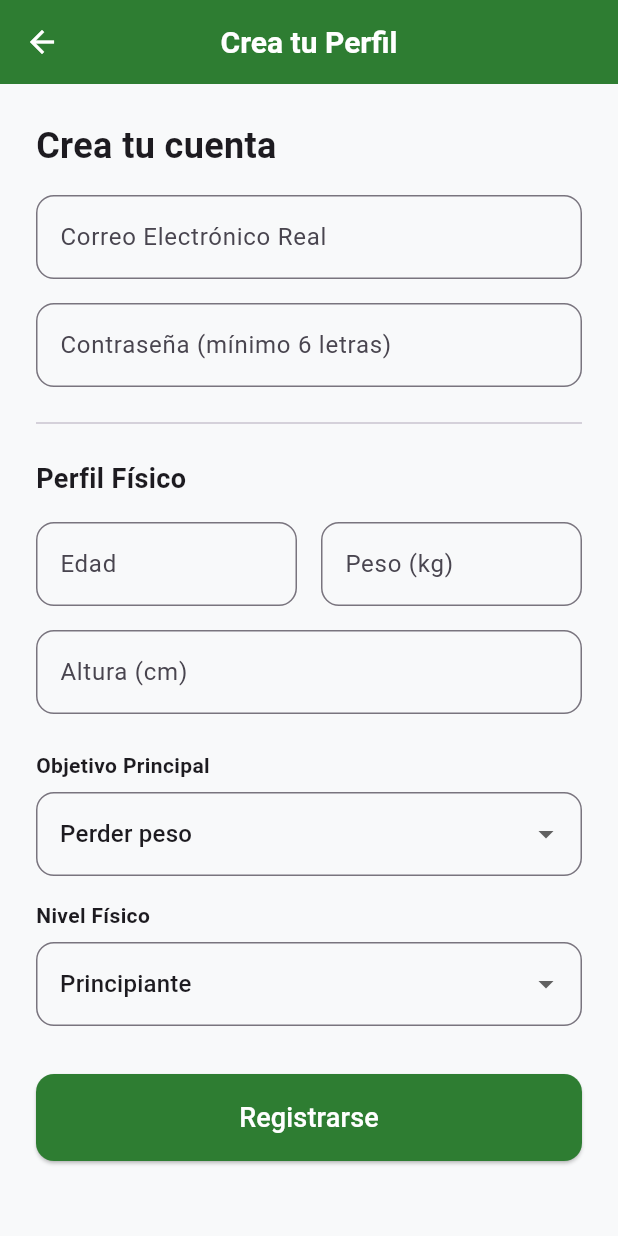
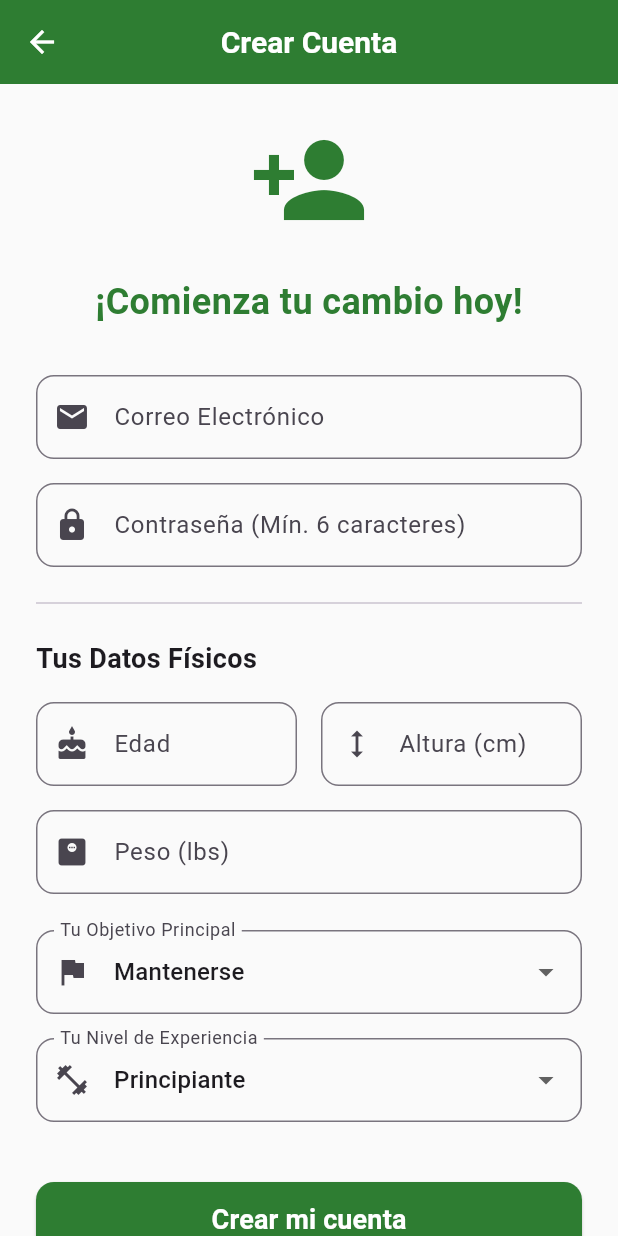
Before and after one commit to blopez504/healthylife, a Flutter app: the RegisterScreen screen opened directly, on a phone screen of 412 x 824 dp. Run offline on Flutter 3.47's test engine with Material 3 defaults, Android fonts, the phone set to English and light mode, and no system bars; our stand-ins replace cloud_firestore, firebase_auth, firebase_core; accounts and stored records are empty.

Commit message:
Modificacion 28/3/26

```diff
--- a/lib/screens/register_screen.dart
+++ b/lib/screens/register_screen.dart
@@ -1,7 +1,7 @@
 import 'package:flutter/material.dart';
 import 'package:firebase_auth/firebase_auth.dart';
 import 'package:cloud_firestore/cloud_firestore.dart';
-import 'login_screen.dart'; // Importamos el login para regresar al usuario allí
+import 'package:healthylife/tabs/home_tab.dart';
 
 class RegisterScreen extends StatefulWidget {
   const RegisterScreen({super.key});
@@ -13,145 +13,207 @@ class RegisterScreen extends StatefulWidget {
 class _RegisterScreenState extends State<RegisterScreen> {
   final _emailController = TextEditingController();
   final _passwordController = TextEditingController();
-  final _ageController = TextEditingController();
-  final _weightController = TextEditingController();
-  final _heightController = TextEditingController();
+  final _edadController = TextEditingController();
+  final _pesoController = TextEditingController();
+  final _alturaController = TextEditingController();
 
-  String _selectedGoal = 'Perder peso';
-  String _selectedLevel = 'Principiante';
+  String _objetivoSeleccionado = 'Mantenerse';
+  String _nivelSeleccionado = 'Principiante';
   bool _isLoading = false;
 
-  Future<void> _registerUser() async {
-    if (_emailController.text.isEmpty || _passwordController.text.isEmpty || _ageController.text.isEmpty) {
-      ScaffoldMessenger.of(context).showSnackBar(const SnackBar(content: Text('Por favor, llena todos los campos')));
+  final List<String> _objetivos = ['Perder peso', 'Ganar masa muscular', 'Mantenerse'];
+  final List<String> _niveles = ['Principiante', 'Intermedio', 'Avanzado'];
+
+  Future<void> _registrarUsuario() async {
+    if (_emailController.text.isEmpty || _passwordController.text.isEmpty ||
+        _pesoController.text.isEmpty || _alturaController.text.isEmpty) {
+      ScaffoldMessenger.of(context).showSnackBar(
+        const SnackBar(content: Text('Por favor, llena todos los campos'), backgroundColor: Colors.red),
+      );
       return;
     }
 
-    setState(() => _isLoading = true);
+    setState(() { _isLoading = true; });
 
     try {
-      // 1. Crear usuario en Firebase
+      // 1. Crear el usuario en Firebase Auth
       UserCredential userCredential = await FirebaseAuth.instance.createUserWithEmailAndPassword(
         email: _emailController.text.trim(),
         password: _passwordController.text.trim(),
       );
 
-      // 2. ENVIAR CORREO DE VERIFICACIÓN
-      await userCredential.user!.sendEmailVerification();
-
-      // 3. Guardar datos en Firestore
+      // 2. Guardar sus datos en Firestore
       await FirebaseFirestore.instance.collection('users').doc(userCredential.user!.uid).set({
         'email': _emailController.text.trim(),
-        'edad': int.tryParse(_ageController.text) ?? 0,
-        'peso': double.tryParse(_weightController.text) ?? 0.0,
-        'altura': double.tryParse(_heightController.text) ?? 0.0,
-        'objetivo': _selectedGoal,
-        'nivel': _selectedLevel,
-        'fecha_registro': FieldValue.serverTimestamp(),
+        'edad': int.tryParse(_edadController.text) ?? 0,
+        'peso': double.tryParse(_pesoController.text) ?? 0.0, // Ahora el usuario sabe que debe poner libras
+        'altura': double.tryParse(_alturaController.text) ?? 0.0,
+        'objetivo': _objetivoSeleccionado,
+        'nivel': _nivelSeleccionado,
+        'fechaRegistro': FieldValue.serverTimestamp(),
       });
 
-      // 4. Mostrar aviso y regresar al Login
+      // 3. Ir a la pantalla principal
       if (mounted) {
-        showDialog(
-          context: context,
-          barrierDismissible: false,
-          builder: (context) => AlertDialog(
-            title: const Text('¡Registro Exitoso!'),
-            content: Text('Hemos enviado un enlace de confirmación a ${_emailController.text}. Por favor, revisa tu bandeja de entrada o spam para verificar tu cuenta antes de iniciar sesión.'),
-            actions: [
-              TextButton(
-                onPressed: () {
-                  // Cierra el diálogo y lo manda al login
+        // NOTA: Cambia 'HomeTab()' por el nombre del Widget que contiene tu BottomNavigationBar (Ej: MainScreen() o HomeScreen())
         Navigator.pushAndRemoveUntil(
           context,
-                    MaterialPageRoute(builder: (context) => const LoginScreen()),
+          MaterialPageRoute(builder: (context) => const HomeTab()),
           (route) => false,
-                  );
-                },
-                child: const Text('Entendido', style: TextStyle(color: Color(0xFF2E7D32))),
-              )
-            ],
-          ),
         );
       }
     } on FirebaseAuthException catch (e) {
-      ScaffoldMessenger.of(context).showSnackBar(SnackBar(content: Text('Error: ${e.message}')));
+      String mensaje = 'Error al registrar';
+      if (e.code == 'weak-password') {
+        mensaje = 'La contraseña es muy débil (Mínimo 6 caracteres).';
+      } else if (e.code == 'email-already-in-use') mensaje = 'Este correo ya está registrado.';
+
+      if (mounted) {
+        ScaffoldMessenger.of(context).showSnackBar(SnackBar(content: Text(mensaje), backgroundColor: Colors.red));
+      }
     } finally {
-      if (mounted) setState(() => _isLoading = false);
+      if (mounted) setState(() { _isLoading = false; });
     }
   }
 
   @override
   Widget build(BuildContext context) {
     return Scaffold(
-      appBar: AppBar(title: const Text('Crea tu Perfil')),
-      body: SingleChildScrollView(
+      backgroundColor: Colors.grey.shade50,
+      appBar: AppBar(
+        title: const Text('Crear Cuenta'),
+        backgroundColor: const Color(0xFF2E7D32),
+        foregroundColor: Colors.white,
+        elevation: 0,
+      ),
+      body: Center(
+        child: SingleChildScrollView(
           padding: const EdgeInsets.all(24.0),
           child: Column(
+            mainAxisAlignment: MainAxisAlignment.center,
             crossAxisAlignment: CrossAxisAlignment.stretch,
             children: [
-            const Text('Crea tu cuenta', style: TextStyle(fontSize: 24, fontWeight: FontWeight.bold)),
-            const SizedBox(height: 16),
+              const Icon(Icons.person_add, size: 80, color: Color(0xFF2E7D32)),
+              const SizedBox(height: 24),
+              const Text(
+                '¡Comienza tu cambio hoy!',
+                textAlign: TextAlign.center,
+                style: TextStyle(fontSize: 24, fontWeight: FontWeight.bold, color: Color(0xFF2E7D32)),
+              ),
+              const SizedBox(height: 32),
 
+              // --- DATOS DE LA CUENTA ---
               TextField(
                 controller: _emailController,
                 keyboardType: TextInputType.emailAddress,
-              decoration: InputDecoration(labelText: 'Correo Electrónico Real', border: OutlineInputBorder(borderRadius: BorderRadius.circular(12))),
+                decoration: InputDecoration(
+                  labelText: 'Correo Electrónico',
+                  prefixIcon: const Icon(Icons.email),
+                  border: OutlineInputBorder(borderRadius: BorderRadius.circular(12)),
+                ),
               ),
               const SizedBox(height: 16),
               TextField(
                 controller: _passwordController,
                 obscureText: true,
-              decoration: InputDecoration(labelText: 'Contraseña (mínimo 6 letras)', border: OutlineInputBorder(borderRadius: BorderRadius.circular(12))),
+                decoration: InputDecoration(
+                  labelText: 'Contraseña (Mín. 6 caracteres)',
+                  prefixIcon: const Icon(Icons.lock),
+                  border: OutlineInputBorder(borderRadius: BorderRadius.circular(12)),
                 ),
-            const Divider(height: 48),
+              ),
+              const Divider(height: 48, thickness: 1),
 
-            const Text('Perfil Físico', style: TextStyle(fontSize: 18, fontWeight: FontWeight.bold)),
+              // --- DATOS FÍSICOS ---
+              const Text('Tus Datos Físicos', style: TextStyle(fontSize: 18, fontWeight: FontWeight.bold)),
               const SizedBox(height: 16),
-
               Row(
                 children: [
-                Expanded(child: TextField(controller: _ageController, keyboardType: TextInputType.number, decoration: InputDecoration(labelText: 'Edad', border: OutlineInputBorder(borderRadius: BorderRadius.circular(12))))),
+                  Expanded(
+                    child: TextField(
+                      controller: _edadController,
+                      keyboardType: TextInputType.number,
+                      decoration: InputDecoration(
+                        labelText: 'Edad',
+                        prefixIcon: const Icon(Icons.cake),
+                        border: OutlineInputBorder(borderRadius: BorderRadius.circular(12)),
+                      ),
+                    ),
+                  ),
                   const SizedBox(width: 16),
-                Expanded(child: TextField(controller: _weightController, keyboardType: TextInputType.number, decoration: InputDecoration(labelText: 'Peso (kg)', border: OutlineInputBorder(borderRadius: BorderRadius.circular(12))))),
+                  Expanded(
+                    child: TextField(
+                      controller: _alturaController,
+                      keyboardType: TextInputType.number,
+                      decoration: InputDecoration(
+                        labelText: 'Altura (cm)',
+                        prefixIcon: const Icon(Icons.height),
+                        border: OutlineInputBorder(borderRadius: BorderRadius.circular(12)),
+                      ),
+                    ),
+                  ),
                 ],
               ),
               const SizedBox(height: 16),
-            TextField(controller: _heightController, keyboardType: TextInputType.number, decoration: InputDecoration(labelText: 'Altura (cm)', border: OutlineInputBorder(borderRadius: BorderRadius.circular(12)))),
+
+              // ¡AQUÍ ESTÁ LA CORRECCIÓN! (Libras en lugar de Kilos)
+              TextField(
+                controller: _pesoController,
+                keyboardType: TextInputType.number,
+                decoration: InputDecoration(
+                  labelText: 'Peso (lbs)',
+                  hintText: 'Ej. 150',
+                  prefixIcon: const Icon(Icons.monitor_weight),
+                  border: OutlineInputBorder(borderRadius: BorderRadius.circular(12)),
+                ),
+              ),
               const SizedBox(height: 24),
 
-            const Text('Objetivo Principal', style: TextStyle(fontWeight: FontWeight.bold)),
-            const SizedBox(height: 8),
+              // --- METAS Y NIVEL ---
               DropdownButtonFormField<String>(
-              initialValue: _selectedGoal,
-              decoration: InputDecoration(border: OutlineInputBorder(borderRadius: BorderRadius.circular(12))),
-              items: ['Perder peso', 'Mantenerse', 'Ganar masa muscular'].map((String value) => DropdownMenuItem<String>(value: value, child: Text(value))).toList(),
-              onChanged: (newValue) => setState(() => _selectedGoal = newValue!),
+                initialValue: _objetivoSeleccionado,
+                decoration: InputDecoration(
+                  labelText: 'Tu Objetivo Principal',
+                  prefixIcon: const Icon(Icons.flag),
+                  border: OutlineInputBorder(borderRadius: BorderRadius.circular(12)),
+                ),
+                items: _objetivos.map((String value) {
+                  return DropdownMenuItem<String>(value: value, child: Text(value));
+                }).toList(),
+                onChanged: (newValue) => setState(() => _objetivoSeleccionado = newValue!),
               ),
               const SizedBox(height: 16),
+              DropdownButtonFormField<String>(
+                initialValue: _nivelSeleccionado,
+                decoration: InputDecoration(
+                  labelText: 'Tu Nivel de Experiencia',
+                  prefixIcon: const Icon(Icons.fitness_center),
+                  border: OutlineInputBorder(borderRadius: BorderRadius.circular(12)),
+                ),
+                items: _niveles.map((String value) {
+                  return DropdownMenuItem<String>(value: value, child: Text(value));
+                }).toList(),
+                onChanged: (newValue) => setState(() => _nivelSeleccionado = newValue!),
+              ),
 
-            const Text('Nivel Físico', style: TextStyle(fontWeight: FontWeight.bold)),
-            const SizedBox(height: 8),
-            DropdownButtonFormField<String>(
-              initialValue: _selectedLevel,
-              decoration: InputDecoration(border: OutlineInputBorder(borderRadius: BorderRadius.circular(12))),
-              items: ['Principiante', 'Intermedio', 'Avanzado'].map((String value) => DropdownMenuItem<String>(value: value, child: Text(value))).toList(),
-              onChanged: (newValue) => setState(() => _selectedLevel = newValue!),
+              const SizedBox(height: 40),
+
+              // --- BOTÓN DE REGISTRO ---
+              SizedBox(
+                height: 50,
+                child: ElevatedButton(
+                  style: ElevatedButton.styleFrom(
+                    backgroundColor: const Color(0xFF2E7D32),
+                    shape: RoundedRectangleBorder(borderRadius: BorderRadius.circular(12)),
                   ),
-            const SizedBox(height: 32),
-
-            ElevatedButton(
-              onPressed: _isLoading ? null : _registerUser,
-              style: ElevatedButton.styleFrom(
-                padding: const EdgeInsets.symmetric(vertical: 16),
-                shape: RoundedRectangleBorder(borderRadius: BorderRadius.circular(12)),
-                backgroundColor: const Color(0xFF2E7D32),
-              ),
+                  onPressed: _isLoading ? null : _registrarUsuario,
                   child: _isLoading
                     ? const CircularProgressIndicator(color: Colors.white)
-                  : const Text('Registrarse', style: TextStyle(fontSize: 18, color: Colors.white)),
+                    : const Text('Crear mi cuenta', style: TextStyle(fontSize: 18, color: Colors.white, fontWeight: FontWeight.bold)),
+                ),
               ),
             ],
+          ),
         ),
       ),
     );
```
Lines whose indentation alone changed are shown as unchanged.
